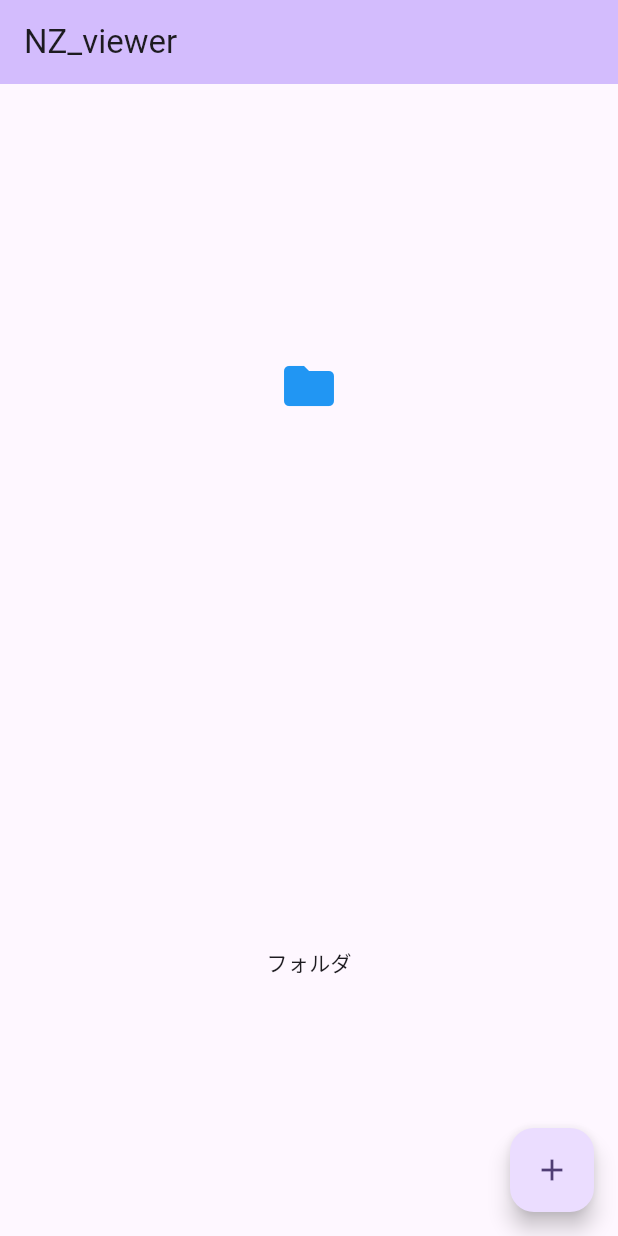
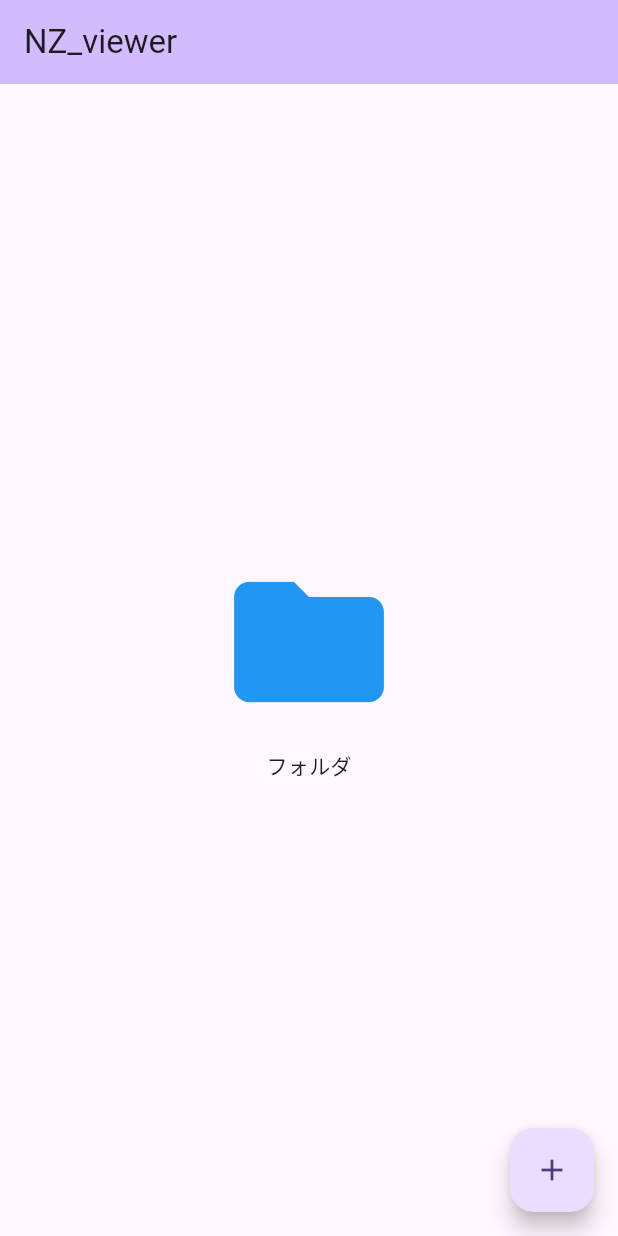
Before and after one commit to 0kgg/nz_viewer, a Flutter app: the screen it shows after launch, after a tap on the "add" icon, on a phone screen of 412 x 824 dp. Run offline on Flutter 3.47's test engine with Material 3 defaults, Android fonts, the phone set to English and light mode, and no system bars.

Commit message:
フォルダ名の距離修正

```diff
--- a/lib/main.dart
+++ b/lib/main.dart
@@ -89,18 +89,21 @@
       body: Center(
         // Center is a layout widget. It takes a single child and positions it
         // in the middle of the parent.
+
         child: folder_num==1
           ?Column(
-          mainAxisAlignment: MainAxisAlignment.spaceAround,
+          mainAxisSize: MainAxisSize.min,
+          mainAxisAlignment: MainAxisAlignment.center,
           children: <Widget>[
             IconButton(
             icon: Icon(Icons.folder),
             color: Colors.blue,
-            iconSize:40.0,
+            iconSize:120.0,
             onPressed: (){
               print('folderが開かれる');
             },
             ),
+            SizedBox(height: 4),
             Text('フォルダ'),
           ]
         )
```
